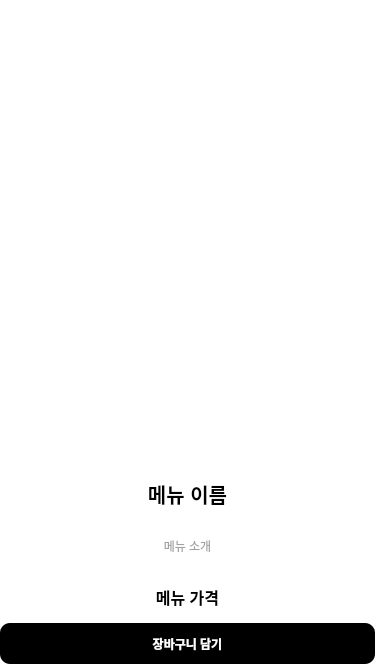
The window that CustomerClient/orderpage.ui (LeeSooBin96/BockPang) describes before a commit, drawn with Qt 5.
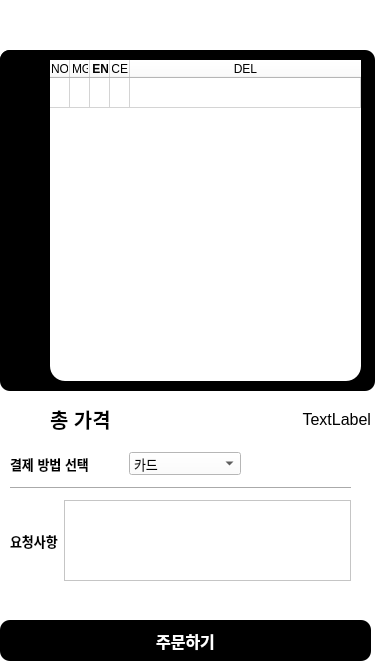
The same window after the commit. The open tabs and pages were chosen to show the change. Icons and pictures are not drawn.

Diff of the .ui file:
```diff
--- a/CustomerClient/orderpage.ui
+++ b/CustomerClient/orderpage.ui
@@ -1792,6 +1792,427 @@
        </property>
       </widget>
      </widget>
+     <widget class="QWidget" name="page_10">
+      <property name="styleSheet">
+       <string notr="true">background-color: rgb(0, 0, 0);</string>
+      </property>
+      <widget class="QListWidget" name="LWNoticelist">
+       <property name="geometry">
+        <rect>
+         <x>15</x>
+         <y>50</y>
+         <width>350</width>
+         <height>601</height>
+        </rect>
+       </property>
+       <property name="minimumSize">
+        <size>
+         <width>350</width>
+         <height>0</height>
+        </size>
+       </property>
+       <property name="maximumSize">
+        <size>
+         <width>350</width>
+         <height>16777215</height>
+        </size>
+       </property>
+       <property name="styleSheet">
+        <string notr="true">border-radius:15px;
+background-color: rgb(255, 255, 255);</string>
+       </property>
+       <property name="horizontalScrollBarPolicy">
+        <enum>Qt::ScrollBarAlwaysOff</enum>
+       </property>
+       <property name="editTriggers">
+        <set>QAbstractItemView::NoEditTriggers</set>
+       </property>
+      </widget>
+      <widget class="QPushButton" name="Btn_Marcket_Back_6">
+       <property name="geometry">
+        <rect>
+         <x>0</x>
+         <y>0</y>
+         <width>50</width>
+         <height>50</height>
+        </rect>
+       </property>
+       <property name="styleSheet">
+        <string notr="true">border-image: url(:/Image/Back_White.png);</string>
+       </property>
+       <property name="text">
+        <string/>
+       </property>
+       <property name="iconSize">
+        <size>
+         <width>50</width>
+         <height>50</height>
+        </size>
+       </property>
+       <property name="flat">
+        <bool>true</bool>
+       </property>
+      </widget>
+      <widget class="QLabel" name="label_21">
+       <property name="geometry">
+        <rect>
+         <x>150</x>
+         <y>-10</y>
+         <width>81</width>
+         <height>61</height>
+        </rect>
+       </property>
+       <property name="styleSheet">
+        <string notr="true">border-image: url(:/Image/Alarm.png);</string>
+       </property>
+       <property name="text">
+        <string/>
+       </property>
+      </widget>
+      <zorder>label_21</zorder>
+      <zorder>LWNoticelist</zorder>
+      <zorder>Btn_Marcket_Back_6</zorder>
+     </widget>
+     <widget class="QWidget" name="page_11">
+      <widget class="QLabel" name="label_22">
+       <property name="geometry">
+        <rect>
+         <x>0</x>
+         <y>50</y>
+         <width>375</width>
+         <height>341</height>
+        </rect>
+       </property>
+       <property name="styleSheet">
+        <string notr="true">background-color: rgb(0, 0, 0);
+border-radius:10px;
+</string>
+       </property>
+       <property name="text">
+        <string/>
+       </property>
+      </widget>
+      <widget class="QPushButton" name="Btn_Marcket_Back_7">
+       <property name="geometry">
+        <rect>
+         <x>0</x>
+         <y>0</y>
+         <width>50</width>
+         <height>50</height>
+        </rect>
+       </property>
+       <property name="styleSheet">
+        <string notr="true">border-image: url(:/Image/Back_2.png);</string>
+       </property>
+       <property name="text">
+        <string/>
+       </property>
+       <property name="iconSize">
+        <size>
+         <width>50</width>
+         <height>50</height>
+        </size>
+       </property>
+       <property name="flat">
+        <bool>true</bool>
+       </property>
+      </widget>
+      <widget class="QLabel" name="label_23">
+       <property name="geometry">
+        <rect>
+         <x>0</x>
+         <y>50</y>
+         <width>48</width>
+         <height>51</height>
+        </rect>
+       </property>
+       <property name="styleSheet">
+        <string notr="true">border-image: url(:/Image/Baskcet_2.png);
+background-color: rgb(0, 0, 0);
+border-radius:10px
+</string>
+       </property>
+       <property name="text">
+        <string/>
+       </property>
+      </widget>
+      <widget class="QTableWidget" name="TWShoplist">
+       <property name="geometry">
+        <rect>
+         <x>50</x>
+         <y>60</y>
+         <width>311</width>
+         <height>321</height>
+        </rect>
+       </property>
+       <property name="sizePolicy">
+        <sizepolicy hsizetype="Expanding" vsizetype="Expanding">
+         <horstretch>0</horstretch>
+         <verstretch>0</verstretch>
+        </sizepolicy>
+       </property>
+       <property name="styleSheet">
+        <string notr="true">border-radius:15px;
+background-color: rgb(255, 255, 255);</string>
+       </property>
+       <property name="horizontalScrollBarPolicy">
+        <enum>Qt::ScrollBarAsNeeded</enum>
+       </property>
+       <property name="sizeAdjustPolicy">
+        <enum>QAbstractScrollArea::AdjustIgnored</enum>
+       </property>
+       <property name="editTriggers">
+        <set>QAbstractItemView::NoEditTriggers</set>
+       </property>
+       <property name="selectionMode">
+        <enum>QAbstractItemView::NoSelection</enum>
+       </property>
+       <property name="verticalScrollMode">
+        <enum>QAbstractItemView::ScrollPerPixel</enum>
+       </property>
+       <property name="horizontalScrollMode">
+        <enum>QAbstractItemView::ScrollPerPixel</enum>
+       </property>
+       <attribute name="horizontalHeaderMinimumSectionSize">
+        <number>10</number>
+       </attribute>
+       <attribute name="horizontalHeaderDefaultSectionSize">
+        <number>20</number>
+       </attribute>
+       <attribute name="horizontalHeaderStretchLastSection">
+        <bool>true</bool>
+       </attribute>
+       <attribute name="verticalHeaderVisible">
+        <bool>false</bool>
+       </attribute>
+       <attribute name="verticalHeaderStretchLastSection">
+        <bool>false</bool>
+       </attribute>
+       <row>
+        <property name="text">
+         <string>New Row</string>
+        </property>
+       </row>
+       <column>
+        <property name="text">
+         <string>NO</string>
+        </property>
+       </column>
+       <column>
+        <property name="text">
+         <string>IMG</string>
+        </property>
+       </column>
+       <column>
+        <property name="text">
+         <string>MENU</string>
+        </property>
+        <property name="font">
+         <font>
+          <bold>true</bold>
+         </font>
+        </property>
+       </column>
+       <column>
+        <property name="text">
+         <string>PRICE</string>
+        </property>
+        <property name="textAlignment">
+         <set>AlignTrailing|AlignVCenter</set>
+        </property>
+       </column>
+       <column>
+        <property name="text">
+         <string>DEL</string>
+        </property>
+       </column>
+      </widget>
+      <widget class="Line" name="line_10">
+       <property name="geometry">
+        <rect>
+         <x>10</x>
+         <y>480</y>
+         <width>341</width>
+         <height>16</height>
+        </rect>
+       </property>
+       <property name="orientation">
+        <enum>Qt::Horizontal</enum>
+       </property>
+      </widget>
+      <widget class="QPushButton" name="pushButton_2">
+       <property name="geometry">
+        <rect>
+         <x>0</x>
+         <y>620</y>
+         <width>371</width>
+         <height>41</height>
+        </rect>
+       </property>
+       <property name="font">
+        <font>
+         <pointsize>12</pointsize>
+         <bold>true</bold>
+        </font>
+       </property>
+       <property name="styleSheet">
+        <string notr="true">color: rgb(255, 255, 255);
+background-color: rgb(0, 0, 0);
+border-radius:10px;
+</string>
+       </property>
+       <property name="text">
+        <string>주문하기</string>
+       </property>
+      </widget>
+      <widget class="QWidget" name="">
+       <property name="geometry">
+        <rect>
+         <x>50</x>
+         <y>400</y>
+         <width>321</width>
+         <height>38</height>
+        </rect>
+       </property>
+       <layout class="QHBoxLayout" name="horizontalLayout_16" stretch="3,7">
+        <property name="topMargin">
+         <number>0</number>
+        </property>
+        <item>
+         <widget class="QLabel" name="label_25">
+          <property name="font">
+           <font>
+            <pointsize>15</pointsize>
+            <bold>true</bold>
+           </font>
+          </property>
+          <property name="styleSheet">
+           <string notr="true">color: rgb(0, 0, 0);</string>
+          </property>
+          <property name="text">
+           <string>총 가격</string>
+          </property>
+         </widget>
+        </item>
+        <item>
+         <widget class="QLabel" name="label_26">
+          <property name="font">
+           <font>
+            <pointsize>12</pointsize>
+           </font>
+          </property>
+          <property name="styleSheet">
+           <string notr="true">color: rgb(0, 0, 0);
+background-color: rgba(255, 255, 255,0);</string>
+          </property>
+          <property name="text">
+           <string>TextLabel</string>
+          </property>
+          <property name="alignment">
+           <set>Qt::AlignRight|Qt::AlignTrailing|Qt::AlignVCenter</set>
+          </property>
+         </widget>
+        </item>
+       </layout>
+       <zorder>label_26</zorder>
+      </widget>
+      <widget class="QWidget" name="">
+       <property name="geometry">
+        <rect>
+         <x>10</x>
+         <y>500</y>
+         <width>341</width>
+         <height>81</height>
+        </rect>
+       </property>
+       <layout class="QHBoxLayout" name="horizontalLayout_17">
+        <item>
+         <widget class="QLabel" name="label_27">
+          <property name="font">
+           <font>
+            <pointsize>10</pointsize>
+            <bold>true</bold>
+           </font>
+          </property>
+          <property name="styleSheet">
+           <string notr="true">color: rgb(0, 0, 0);</string>
+          </property>
+          <property name="text">
+           <string>요청사항</string>
+          </property>
+         </widget>
+        </item>
+        <item>
+         <widget class="QTextEdit" name="textEdit">
+          <property name="styleSheet">
+           <string notr="true">color: rgb(0, 0, 0);</string>
+          </property>
+          <property name="horizontalScrollBarPolicy">
+           <enum>Qt::ScrollBarAlwaysOff</enum>
+          </property>
+         </widget>
+        </item>
+       </layout>
+      </widget>
+      <widget class="QWidget" name="">
+       <property name="geometry">
+        <rect>
+         <x>10</x>
+         <y>450</y>
+         <width>231</width>
+         <height>27</height>
+        </rect>
+       </property>
+       <layout class="QHBoxLayout" name="horizontalLayout_15">
+        <item>
+         <widget class="QLabel" name="label_24">
+          <property name="font">
+           <font>
+            <pointsize>10</pointsize>
+            <bold>true</bold>
+           </font>
+          </property>
+          <property name="styleSheet">
+           <string notr="true">color: rgb(0, 0, 0);</string>
+          </property>
+          <property name="text">
+           <string>결제 방법 선택</string>
+          </property>
+         </widget>
+        </item>
+        <item>
+         <widget class="QComboBox" name="ComboBoxPayWay">
+          <property name="font">
+           <font>
+            <pointsize>10</pointsize>
+           </font>
+          </property>
+          <property name="styleSheet">
+           <string notr="true">color: rgb(0, 0, 0);</string>
+          </property>
+          <property name="frame">
+           <bool>true</bool>
+          </property>
+          <item>
+           <property name="text">
+            <string>카드</string>
+           </property>
+          </item>
+          <item>
+           <property name="text">
+            <string>계좌이체</string>
+           </property>
+          </item>
+          <item>
+           <property name="text">
+            <string>만나서 결제</string>
+           </property>
+          </item>
+         </widget>
+        </item>
+       </layout>
+      </widget>
+     </widget>
      <widget class="QWidget" name="page_3">
       <widget class="QLabel" name="lb_Menu_name3">
        <property name="geometry">
```
Left out of the diff: 170 changed lines with no effect on the pictures.
